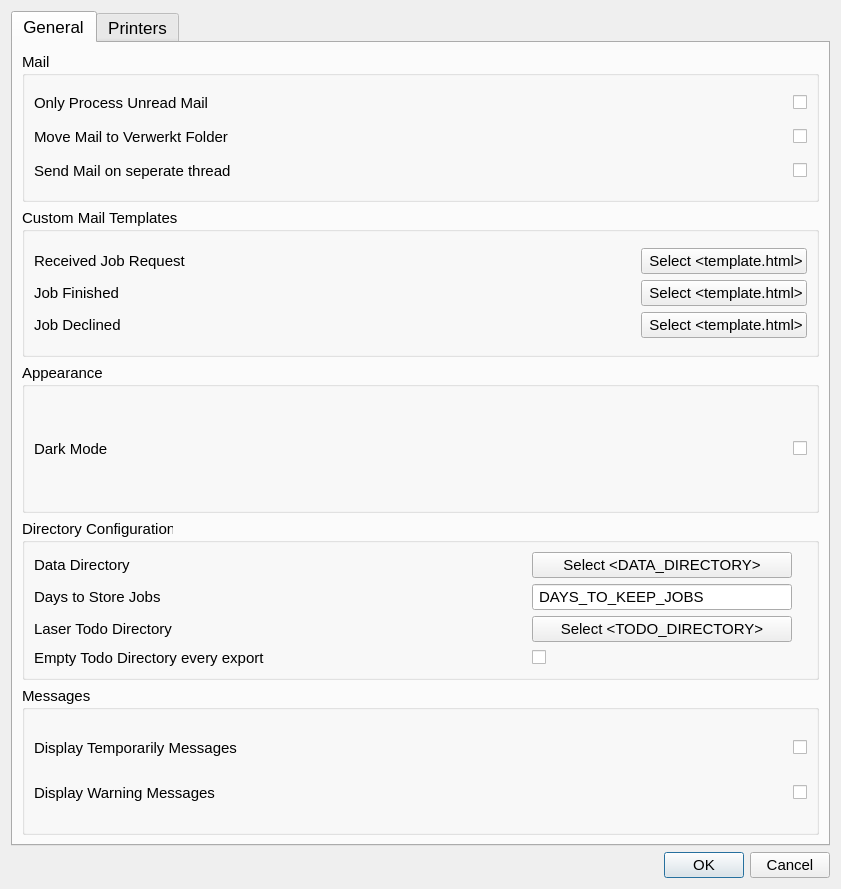
Before: the Qt Designer form creator_administrator/printer/ui/settings_dialog.ui in GijsGroote/creator_administrator, drawn with Qt 5.
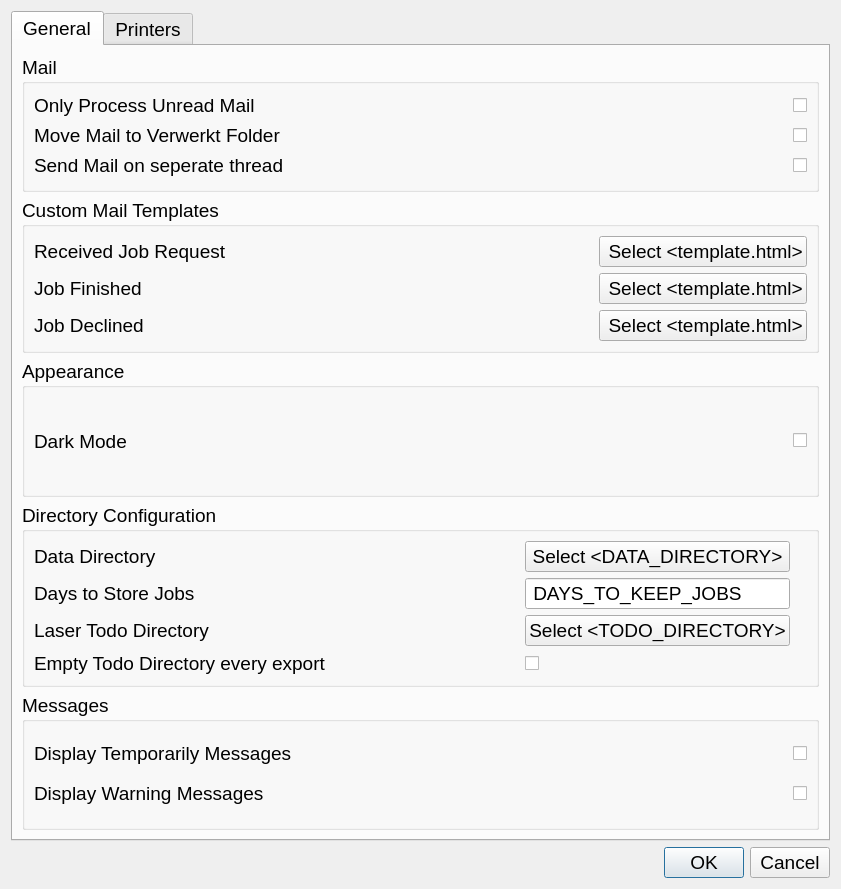
After: the same form once the commit is applied. The open tabs and pages were chosen to show the change. Custom widgets are drawn as their Qt base class.

```diff
--- a/creator_administrator/printer/ui/settings_dialog.ui
+++ b/creator_administrator/printer/ui/settings_dialog.ui
@@ -23,6 +23,11 @@
     <layout class="QVBoxLayout" name="verticalLayout">
      <item>
       <widget class="QTabWidget" name="tabWidget">
+       <property name="font">
+        <font>
+         <pointsize>14</pointsize>
+        </font>
+       </property>
        <property name="currentIndex">
         <number>0</number>
        </property>
@@ -37,7 +42,7 @@
             <widget class="QGroupBox" name="groupBox_4">
              <property name="font">
               <font>
-               <pointsize>11</pointsize>
+               <pointsize>14</pointsize>
               </font>
              </property>
              <property name="title">
@@ -50,7 +55,7 @@
                  <widget class="QLabel" name="label_6">
                   <property name="font">
                    <font>
-                    <pointsize>11</pointsize>
+                    <pointsize>14</pointsize>
                    </font>
                   </property>
                   <property name="toolTip">
@@ -68,7 +73,7 @@
                  <spacer name="horizontalSpacer_9">
                   <property name="font">
                    <font>
-                    <pointsize>11</pointsize>
+                    <pointsize>14</pointsize>
                    </font>
                   </property>
                   <property name="orientation">
@@ -86,7 +91,7 @@
                  <widget class="QCheckBox" name="moveMailToVerwerktCheckBox">
                   <property name="font">
                    <font>
-                    <pointsize>11</pointsize>
+                    <pointsize>14</pointsize>
                    </font>
                   </property>
                   <property name="text">
@@ -98,7 +103,7 @@
                  <spacer name="horizontalSpacer_8">
                   <property name="font">
                    <font>
-                    <pointsize>11</pointsize>
+                    <pointsize>14</pointsize>
                    </font>
                   </property>
                   <property name="orientation">
@@ -116,7 +121,7 @@
                  <widget class="QLabel" name="label_4">
                   <property name="font">
                    <font>
-                    <pointsize>11</pointsize>
+                    <pointsize>14</pointsize>
                    </font>
                   </property>
                   <property name="toolTip">
@@ -134,7 +139,7 @@
                  <widget class="QCheckBox" name="onlyUnreadMailCheckBox">
                   <property name="font">
                    <font>
-                    <pointsize>11</pointsize>
+                    <pointsize>14</pointsize>
                    </font>
                   </property>
                   <property name="text">
@@ -146,7 +151,7 @@
                  <widget class="QCheckBox" name="sendMailThreadedCheckBox">
                   <property name="font">
                    <font>
-                    <pointsize>11</pointsize>
+                    <pointsize>14</pointsize>
                    </font>
                   </property>
                   <property name="text">
@@ -158,7 +163,7 @@
                  <spacer name="horizontalSpacer_17">
                   <property name="font">
                    <font>
-                    <pointsize>11</pointsize>
+                    <pointsize>14</pointsize>
                    </font>
                   </property>
                   <property name="orientation">
@@ -176,7 +181,7 @@
                  <widget class="QLabel" name="label_17">
                   <property name="font">
                    <font>
-                    <pointsize>11</pointsize>
+                    <pointsize>14</pointsize>
                    </font>
                   </property>
                   <property name="toolTip">
@@ -199,7 +204,7 @@
             <widget class="QGroupBox" name="groupBox_6">
              <property name="font">
               <font>
-               <pointsize>11</pointsize>
+               <pointsize>14</pointsize>
               </font>
              </property>
              <property name="title">
@@ -212,7 +217,7 @@
                  <widget class="QLabel" name="label_9">
                   <property name="font">
                    <font>
-                    <pointsize>11</pointsize>
+                    <pointsize>14</pointsize>
                    </font>
                   </property>
                   <property name="toolTip">
@@ -234,7 +239,7 @@
                  <widget class="QLabel" name="label_15">
                   <property name="font">
                    <font>
-                    <pointsize>11</pointsize>
+                    <pointsize>14</pointsize>
                    </font>
                   </property>
                   <property name="toolTip">
@@ -254,7 +259,7 @@
                  <widget class="SelectFileQPushButton" name="selectFinishedTemplateButton">
                   <property name="font">
                    <font>
-                    <pointsize>11</pointsize>
+                    <pointsize>14</pointsize>
                    </font>
                   </property>
                   <property name="text">
@@ -266,7 +271,7 @@
                  <widget class="SelectFileQPushButton" name="selectReceivedTemplateButton">
                   <property name="font">
                    <font>
-                    <pointsize>11</pointsize>
+                    <pointsize>14</pointsize>
                    </font>
                   </property>
                   <property name="text">
@@ -278,7 +283,7 @@
                  <spacer name="horizontalSpacer_13">
                   <property name="font">
                    <font>
-                    <pointsize>11</pointsize>
+                    <pointsize>14</pointsize>
                    </font>
                   </property>
                   <property name="orientation">
@@ -296,7 +301,7 @@
                  <spacer name="horizontalSpacer_15">
                   <property name="font">
                    <font>
-                    <pointsize>11</pointsize>
+                    <pointsize>14</pointsize>
                    </font>
                   </property>
                   <property name="orientation">
@@ -314,7 +319,7 @@
                  <widget class="QLabel" name="label_13">
                   <property name="font">
                    <font>
-                    <pointsize>11</pointsize>
+                    <pointsize>14</pointsize>
                    </font>
                   </property>
                   <property name="toolTip">
@@ -335,7 +340,7 @@
                  <spacer name="horizontalSpacer_16">
                   <property name="font">
                    <font>
-                    <pointsize>11</pointsize>
+                    <pointsize>14</pointsize>
                    </font>
                   </property>
                   <property name="orientation">
@@ -353,7 +358,7 @@
                  <widget class="SelectFileQPushButton" name="selectDeclinedTemplateButton">
                   <property name="font">
                    <font>
-                    <pointsize>11</pointsize>
+                    <pointsize>14</pointsize>
                    </font>
                   </property>
                   <property name="text">
@@ -370,7 +375,7 @@
             <widget class="QGroupBox" name="groupBox">
              <property name="font">
               <font>
-               <pointsize>11</pointsize>
+               <pointsize>14</pointsize>
               </font>
              </property>
              <property name="title">
@@ -383,7 +388,7 @@
                  <widget class="QLabel" name="label_10">
                   <property name="font">
                    <font>
-                    <pointsize>11</pointsize>
+                    <pointsize>14</pointsize>
                    </font>
                   </property>
                   <property name="text">
@@ -398,7 +403,7 @@
                  <spacer name="horizontalSpacer_2">
                   <property name="font">
                    <font>
-                    <pointsize>11</pointsize>
+                    <pointsize>14</pointsize>
                    </font>
                   </property>
                   <property name="orientation">
@@ -416,7 +421,7 @@
                  <widget class="QCheckBox" name="darkModeCheckBox">
                   <property name="font">
                    <font>
-                    <pointsize>11</pointsize>
+                    <pointsize>14</pointsize>
                    </font>
                   </property>
                   <property name="text">
@@ -433,7 +438,7 @@
             <widget class="QGroupBox" name="groupBox_2">
              <property name="font">
               <font>
-               <pointsize>11</pointsize>
+               <pointsize>14</pointsize>
               </font>
              </property>
              <property name="title">
@@ -446,7 +451,7 @@
                  <widget class="SelectFolderQPushButton" name="selectTodoDirectoryButton">
                   <property name="font">
                    <font>
-                    <pointsize>11</pointsize>
+                    <pointsize>14</pointsize>
                    </font>
                   </property>
                   <property name="text">
@@ -458,7 +463,7 @@
                  <widget class="SelectFolderQPushButton" name="selectDataDirectoryButton">
                   <property name="font">
                    <font>
-                    <pointsize>11</pointsize>
+                    <pointsize>14</pointsize>
                    </font>
                   </property>
                   <property name="text">
@@ -470,7 +475,7 @@
                  <spacer name="horizontalSpacer_18">
                   <property name="font">
                    <font>
-                    <pointsize>11</pointsize>
+                    <pointsize>14</pointsize>
                    </font>
                   </property>
                   <property name="orientation">
@@ -488,7 +493,7 @@
                  <widget class="QCheckBox" name="emptyTodoDirCheckBox">
                   <property name="font">
                    <font>
-                    <pointsize>11</pointsize>
+                    <pointsize>14</pointsize>
                    </font>
                   </property>
                   <property name="text">
@@ -500,7 +505,7 @@
                  <spacer name="horizontalSpacer_3">
                   <property name="font">
                    <font>
-                    <pointsize>11</pointsize>
+                    <pointsize>14</pointsize>
                    </font>
                   </property>
                   <property name="orientation">
@@ -518,7 +523,7 @@
                  <widget class="QLabel" name="label_19">
                   <property name="font">
                    <font>
-                    <pointsize>11</pointsize>
+                    <pointsize>14</pointsize>
                    </font>
                   </property>
                   <property name="toolTip">
@@ -533,7 +538,7 @@
                  <widget class="QLabel" name="label">
                   <property name="font">
                    <font>
-                    <pointsize>11</pointsize>
+                    <pointsize>14</pointsize>
                    </font>
                   </property>
                   <property name="toolTip">
@@ -551,7 +556,7 @@
                  <widget class="QLabel" name="label_3">
                   <property name="font">
                    <font>
-                    <pointsize>11</pointsize>
+                    <pointsize>14</pointsize>
                    </font>
                   </property>
                   <property name="toolTip">
@@ -569,7 +574,7 @@
                  <spacer name="horizontalSpacer_4">
                   <property name="font">
                    <font>
-                    <pointsize>11</pointsize>
+                    <pointsize>14</pointsize>
                    </font>
                   </property>
                   <property name="orientation">
@@ -587,7 +592,7 @@
                  <widget class="QLabel" name="label_5">
                   <property name="font">
                    <font>
-                    <pointsize>11</pointsize>
+                    <pointsize>14</pointsize>
                    </font>
                   </property>
                   <property name="toolTip">
@@ -608,7 +613,7 @@
                  <spacer name="horizontalSpacer_10">
                   <property name="font">
                    <font>
-                    <pointsize>11</pointsize>
+                    <pointsize>14</pointsize>
                    </font>
                   </property>
                   <property name="orientation">
@@ -626,7 +631,7 @@
                  <widget class="QLineEdit" name="daysToKeepJobsLineEdit">
                   <property name="font">
                    <font>
-                    <pointsize>11</pointsize>
+                    <pointsize>14</pointsize>
                    </font>
                   </property>
                   <property name="text">
@@ -640,7 +645,7 @@
                <widget class="QLabel" name="label_12">
                 <property name="font">
                  <font>
-                  <pointsize>11</pointsize>
+                  <pointsize>14</pointsize>
                  </font>
                 </property>
                 <property name="text">
@@ -655,7 +660,7 @@
             <widget class="QGroupBox" name="groupBox_5">
              <property name="font">
               <font>
-               <pointsize>11</pointsize>
+               <pointsize>14</pointsize>
               </font>
              </property>
              <property name="title">
@@ -668,7 +673,7 @@
                  <spacer name="horizontalSpacer_6">
                   <property name="font">
                    <font>
-                    <pointsize>11</pointsize>
+                    <pointsize>14</pointsize>
                    </font>
                   </property>
                   <property name="orientation">
@@ -686,7 +691,7 @@
                  <widget class="QLabel" name="label_7">
                   <property name="font">
                    <font>
-                    <pointsize>11</pointsize>
+                    <pointsize>14</pointsize>
                    </font>
                   </property>
                   <property name="toolTip">
@@ -704,7 +709,7 @@
                  <widget class="QCheckBox" name="dispTempMessageCheckBox">
                   <property name="font">
                    <font>
-                    <pointsize>11</pointsize>
+                    <pointsize>14</pointsize>
                    </font>
                   </property>
                   <property name="text">
@@ -716,7 +721,7 @@
                  <widget class="QLabel" name="label_8">
                   <property name="font">
                    <font>
-                    <pointsize>11</pointsize>
+                    <pointsize>14</pointsize>
                    </font>
                   </property>
                   <property name="toolTip">
@@ -734,7 +739,7 @@
                  <spacer name="horizontalSpacer_5">
                   <property name="font">
                    <font>
-                    <pointsize>11</pointsize>
+                    <pointsize>14</pointsize>
                    </font>
                   </property>
                   <property name="orientation">
@@ -752,7 +757,7 @@
                  <widget class="QCheckBox" name="dispWarnMessageCheckBox">
                   <property name="font">
                    <font>
-                    <pointsize>11</pointsize>
+                    <pointsize>14</pointsize>
                    </font>
                   </property>
                   <property name="text">
@@ -968,7 +973,7 @@
       <widget class="QDialogButtonBox" name="buttonBox">
        <property name="font">
         <font>
-         <pointsize>11</pointsize>
+         <pointsize>14</pointsize>
         </font>
        </property>
        <property name="orientation">
```
Left out of the diff: 4 changed lines with no effect on the pictures.
